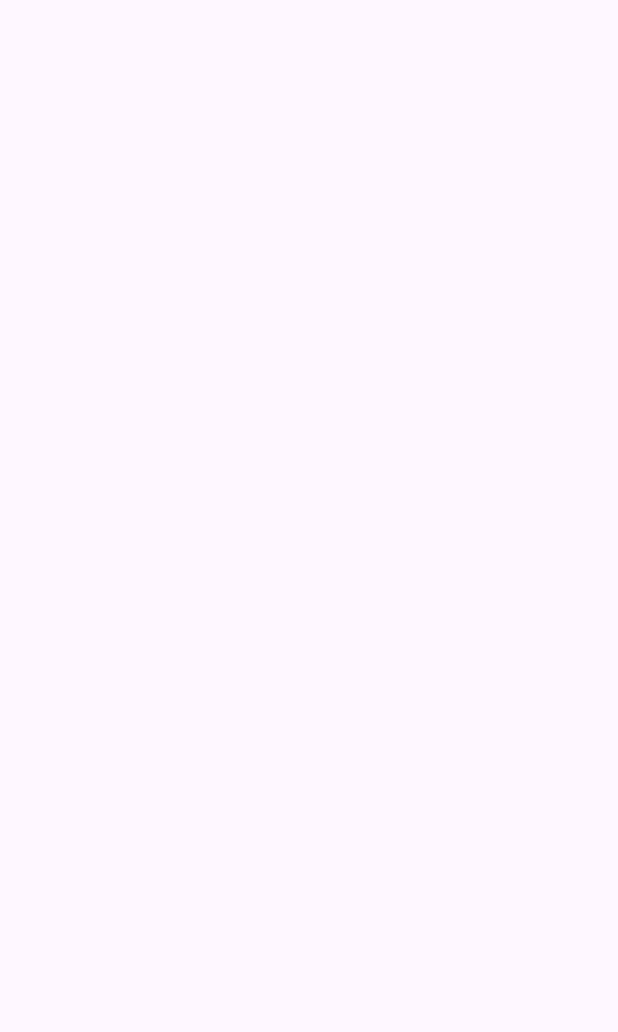
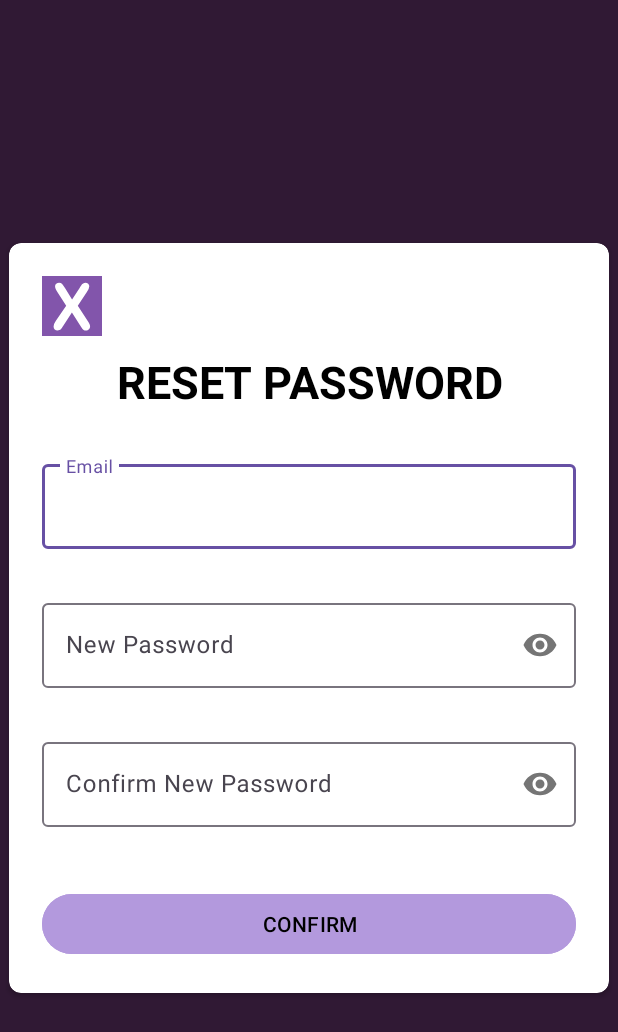
Before and after one commit to amirzach/StressGuru, an Android app: the ResetPasswordActivity screen opened directly, with no data from a screen before it, on a phone screen of 412 x 824 dp. Before the commit the part shown is empty. Shown: the top 1032 px of the screen. Run offline under Robolectric (Android 15) with nearby library versions, the phone set to English and light mode, and no system bars.

Commit message:
Added a reset password page

```diff
--- a/app/src/main/res/layout/activity_reset_password.xml
+++ b/app/src/main/res/layout/activity_reset_password.xml
@@ -1,10 +1,111 @@
 <?xml version="1.0" encoding="utf-8"?>
-<androidx.constraintlayout.widget.ConstraintLayout xmlns:android="http://schemas.android.com/apk/res/android"
+<LinearLayout xmlns:android="http://schemas.android.com/apk/res/android"
     xmlns:app="http://schemas.android.com/apk/res-auto"
     xmlns:tools="http://schemas.android.com/tools"
     android:id="@+id/main"
     android:layout_width="match_parent"
     android:layout_height="match_parent"
-    tools:context=".ResetPasswordActivity">
+    android:orientation="vertical"
+    android:layout_gravity="center"
+    android:gravity="center_vertical"
+    android:padding="10dp"
+    android:background="#301934"
+    tools:context=".LoginActivity">
 
-</androidx.constraintlayout.widget.ConstraintLayout>
+    <androidx.cardview.widget.CardView
+        android:layout_width="match_parent"
+        android:layout_height="wrap_content"
+        app:cardCornerRadius="8dp"
+        app:contentPadding="6dp"
+        android:layout_margin="6dp"
+        >
+        <LinearLayout
+            android:layout_width="match_parent"
+            android:layout_height="wrap_content"
+            android:orientation="vertical"
+            android:padding="16dp"
+            >
+            <ImageButton
+                android:id="@+id/returnbutton"
+                android:layout_width="40dp"
+                android:layout_height="40dp"
+                android:src="@mipmap/exit"
+                android:backgroundTint="#FFFFFF"
+                android:contentDescription="@string/return_desc"
+                />
+
+
+            <TextView
+                android:id="@+id/resetpass"
+                android:layout_width="300dp"
+                android:layout_height="50dp"
+                android:text="@string/reset_password_text"
+                android:textStyle="bold"
+                android:textColor="#000000"
+                android:textSize="30sp"
+                android:textAllCaps="true"
+                android:layout_gravity="center"
+                android:gravity="center"
+                android:paddingTop="10dp"
+                />
+
+            <com.google.android.material.textfield.TextInputLayout
+                android:id="@+id/input_email"
+                android:layout_width="match_parent"
+                android:layout_height="wrap_content"
+                app:errorEnabled="true"
+                android:layout_marginTop="30dp">
+
+                <com.google.android.material.textfield.TextInputEditText
+                    android:layout_width="match_parent"
+                    android:layout_height="wrap_content"
+                    android:hint="@string/Email_Login_Text"
+                    android:inputType="textEmailAddress"
+                    />
+            </com.google.android.material.textfield.TextInputLayout>
+
+            <com.google.android.material.textfield.TextInputLayout
+                android:id="@+id/input_new_password"
+                android:layout_width="match_parent"
+                android:layout_height="wrap_content"
+                app:passwordToggleEnabled="true"
+                app:errorEnabled="true"
+                android:layout_marginTop="10dp"
+                >
+                <com.google.android.material.textfield.TextInputEditText
+                    android:layout_width="match_parent"
+                    android:layout_height="wrap_content"
+                    android:hint="@string/new_password_text"
+                    android:inputType="textPassword"
+                    />
+            </com.google.android.material.textfield.TextInputLayout>
+
+            <com.google.android.material.textfield.TextInputLayout
+                android:id="@+id/confirm_new_password"
+                android:layout_width="match_parent"
+                android:layout_height="wrap_content"
+                app:passwordToggleEnabled="true"
+                app:errorEnabled="true"
+                android:layout_marginTop="10dp"
+                >
+                <com.google.android.material.textfield.TextInputEditText
+                    android:layout_width="match_parent"
+                    android:layout_height="wrap_content"
+                    android:hint="@string/confirm_new_password_text"
+                    android:inputType="textPassword"
+                    />
+            </com.google.android.material.textfield.TextInputLayout>
+            <Button
+                android:id="@+id/confirm_button"
+                android:layout_width="match_parent"
+                android:layout_height="wrap_content"
+                android:text="@string/confirm_login"
+                android:layout_marginTop="20dp"
+                android:layout_gravity="center"
+                android:backgroundTint="#B399DD"
+                android:textColor="#000000"
+                android:textAllCaps="true"
+                />
+        </LinearLayout>
+    </androidx.cardview.widget.CardView>
+</LinearLayout>
--- a/app/src/main/res/values/strings.xml
+++ b/app/src/main/res/values/strings.xml
@@ -54,4 +54,7 @@
         vestibulum. Fusce dictum libero quis erat maximus, vitae volutpat diam dignissim.
     </string>
     <string name="exit_button_desc">button for exitting the app</string>
+    <string name="reset_password_text">reset password</string>
+    <string name="new_password_text">New Password</string>
+    <string name="confirm_new_password_text">Confirm New Password</string>
 </resources>
```
